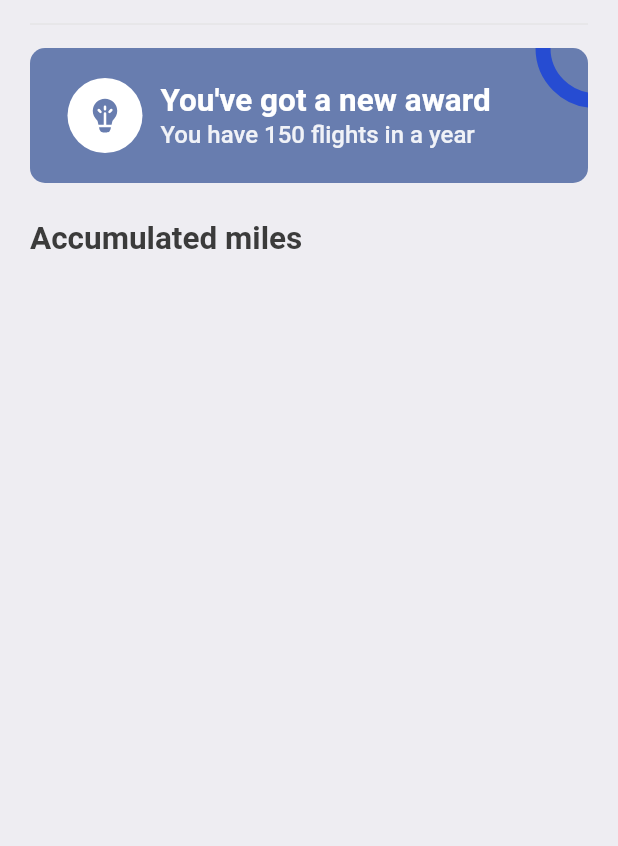
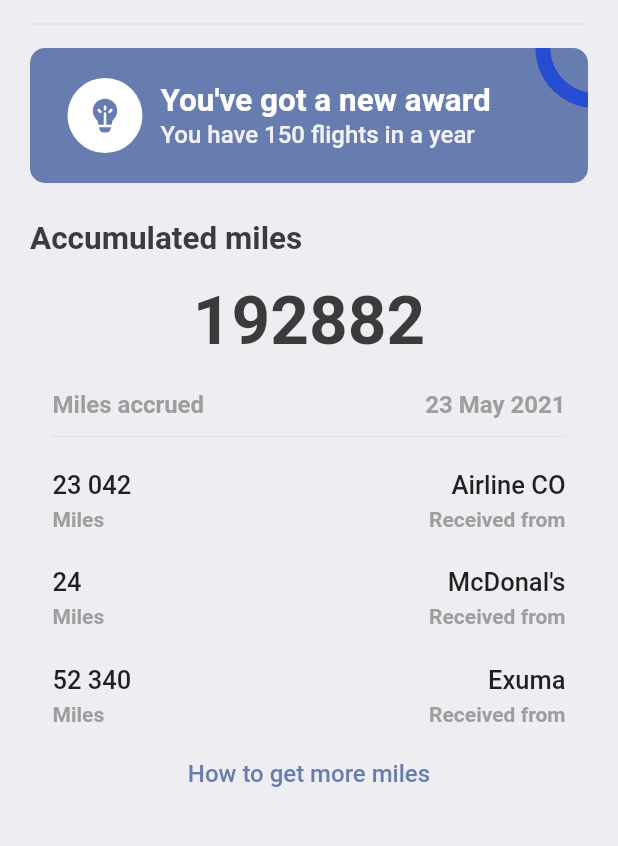
Before and after one commit to Ericky121/booktickets, a Flutter app: the ProfileScreen screen opened directly, on a phone screen of 412 x 824 dp, the part 234-1080 px from its top. Run offline on Flutter 3.47's test engine with Material 2 defaults, Android fonts, the phone set to English and light mode, and no system bars; our stand-ins replace barcode_widget, fluentui_icons, gap, get.

Commit message:
2022.08.09 First Changed

```diff
--- a/lib/screens/profile_screen.dart
+++ b/lib/screens/profile_screen.dart
@@ -3,6 +3,7 @@ import 'package:fluentui_icons/fluentui_icons.dart';
 import 'package:flutter/material.dart';
 import 'package:gap/gap.dart';
 import '../utils/app_layout.dart';
+import '../widgets/column_layout.dart';
 
 class ProfileScreen extends StatelessWidget {
   const ProfileScreen({Key? key}) : super(key: key);
@@ -165,7 +166,103 @@ class ProfileScreen extends StatelessWidget {
           ),
           Gap(AppLayout.getHeight(25)),
           Text("Accumulated miles", style: Styles.headLineStyle2,),
-
+          Container(
+            padding: EdgeInsets.symmetric(
+              horizontal: AppLayout.getWidth(15),
+            ),
+            child: Column(
+              children: [
+                Gap(AppLayout.getHeight(15)),
+                Text(
+                  "192882",
+                  style: TextStyle(
+                    fontSize: 45,
+                    color: Styles.textColor,
+                    fontWeight: FontWeight.w600,
+                  ),
+                ),
+                Gap(AppLayout.getHeight(20)),
+                Row(
+                  mainAxisAlignment: MainAxisAlignment.spaceBetween,
+                  children: [
+                    Text(
+                      "Miles accrued",
+                      style: Styles.headLineStyle4.copyWith(fontSize: 16),
+                    ),
+                    Text(
+                      "23 May 2021",
+                      style: Styles.headLineStyle4.copyWith(fontSize: 16),
+                    )
+                  ],
+                ),
+                Gap(AppLayout.getHeight(4)),
+                Divider(color: Colors.grey.shade300,),
+                Gap(AppLayout.getHeight(4)),
+                Row(
+                  mainAxisAlignment: MainAxisAlignment.spaceBetween,
+                  children: [
+                    AppColumnLayout(
+                      firstText: "23 042",
+                      secondText: "Miles",
+                      crossAxisAlignment: CrossAxisAlignment.start,
+                    ),
+                    AppColumnLayout(
+                      firstText: "Airline CO",
+                      secondText: "Received from",
+                      crossAxisAlignment: CrossAxisAlignment.end,
+                    )
+                  ],
+                ),
+                Gap(AppLayout.getHeight(4)),
+                Row(
+                  mainAxisAlignment: MainAxisAlignment.spaceBetween,
+                  children: [
+                    AppColumnLayout(
+                      firstText: "24",
+                      secondText: "Miles",
+                      crossAxisAlignment: CrossAxisAlignment.start,
+                    ),
+                    AppColumnLayout(
+                      firstText: "McDonal's",
+                      secondText: "Received from",
+                      crossAxisAlignment: CrossAxisAlignment.end,
+                    )
+                  ],
+                ),
+                Gap(AppLayout.getHeight(4)),
+                Row(
+                  mainAxisAlignment: MainAxisAlignment.spaceBetween,
+                  children: [
+                    AppColumnLayout(
+                      firstText: "52 340",
+                      secondText: "Miles",
+                      crossAxisAlignment: CrossAxisAlignment.start,
+                    ),
+                    AppColumnLayout(
+                      firstText: "Exuma",
+                      secondText: "Received from",
+                      crossAxisAlignment: CrossAxisAlignment.end,
+                    )
+                  ],
+                ),
+                Gap(AppLayout.getHeight(12)),
+                InkWell(
+                  onTap: () {
+                    print("tapped!");
+                  },
+                  child: Center(
+                    child: Text(
+                      "How to get more miles",
+                      style: Styles.textStyle.copyWith(
+                        color: Styles.primaryColor,
+                        fontWeight: FontWeight.w500,
+                      ),
+                    ),
+                  ),
+                )
+              ],
+            ),
+          )
         ],
       ),
     );
```
